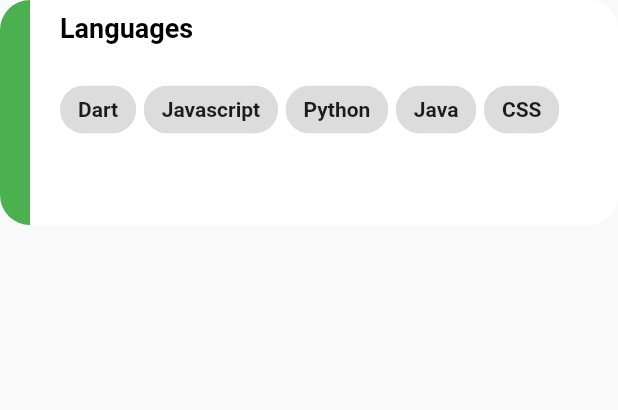
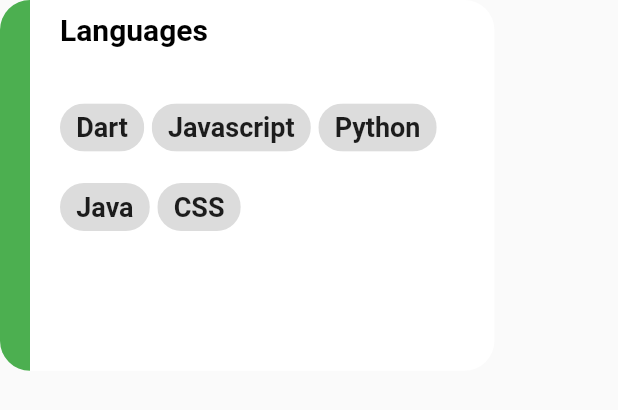
Before and after one commit to nixcode1/flutter_portfolio, a Flutter app: the Skills widget shown alone on an empty page, opened directly, on a phone screen of 412 x 824 dp. Shown: the top 410 px of the screen. Run offline on Flutter 3.47's test engine with Material 2 defaults, Android fonts, the phone set to English and light mode, and no system bars; our stand-ins replace animated_text_kit; network calls fail.

Commit message:
some changes

```diff
--- a/lib/constants/styles.dart
+++ b/lib/constants/styles.dart
@@ -3,16 +3,16 @@ import 'package:portfolio/constants/colors.dart';
 
 class Styles {
   static const textStyle = TextStyle(
-      fontSize: 40,
+      fontSize: 35,
       color: MyColors.primaryTextColor,
       fontWeight: FontWeight.bold);
   static const nameStyle = TextStyle(
-    fontSize: 40,
+    fontSize: 35,
     color: Colors.green,
     fontWeight: FontWeight.bold,
   );
   static const titleTextStyle = TextStyle(
-    fontSize: 18,
+    fontSize: 20,
       color: Colors.black,
       fontWeight: FontWeight.bold
   );
--- a/lib/ui/widgets/skills.dart
+++ b/lib/ui/widgets/skills.dart
@@ -16,8 +16,8 @@ class Skills extends StatelessWidget {
   @override
   Widget build(BuildContext context) {
     return Container(
-      height: 150,
-      width: 500,
+      height: MediaQuery.of(context).size.height * 0.3,
+      width: MediaQuery.of(context).size.width * 0.8,
       margin: EdgeInsets.only(bottom: 50),
       decoration: BoxDecoration(
           color: Colors.white, borderRadius: BorderRadius.circular(20)),
@@ -44,7 +44,7 @@ class Skills extends StatelessWidget {
                   style: Styles.titleTextStyle,
                 ),
               ),
-              SizedBox(height: 20),
+              SizedBox(height: 30),
               Wrap(
                 spacing: 5,
                 runSpacing: 5,
@@ -53,7 +53,7 @@ class Skills extends StatelessWidget {
                     .map(
                       (e) => Chip(
                         label: Text(e),
-                        labelStyle: TextStyle(fontWeight: FontWeight.bold),
+                        labelStyle: TextStyle(fontWeight: FontWeight.bold, fontSize: 18),
                       ),
                     )
                     .toList(),
--- a/lib/ui/widgets/skills_section.dart
+++ b/lib/ui/widgets/skills_section.dart
@@ -13,7 +13,8 @@ class SkillsSection extends StatelessWidget {
             "Skills",
             style: TextStyle(
               color: Colors.white,
-              fontSize: 25,
+              fontSize: 30,
+
             ),
           ),
           SizedBox(height: 20),
--- a/pubspec.yaml
+++ b/pubspec.yaml
@@ -29,6 +29,7 @@ dependencies:
   # Use with the CupertinoIcons class for iOS style icons.
   cupertino_icons: ^1.0.2
   url_launcher: ^6.0.4
+  animated_text_kit: ^4.2.1
 
 dev_dependencies:
   flutter_test:
```
Also changed, not shown: lib/ui/screens/desktop_page.dart (+41 -17 lines), lib/ui/widgets/project.dart (+14 -8 lines), pubspec.lock.
